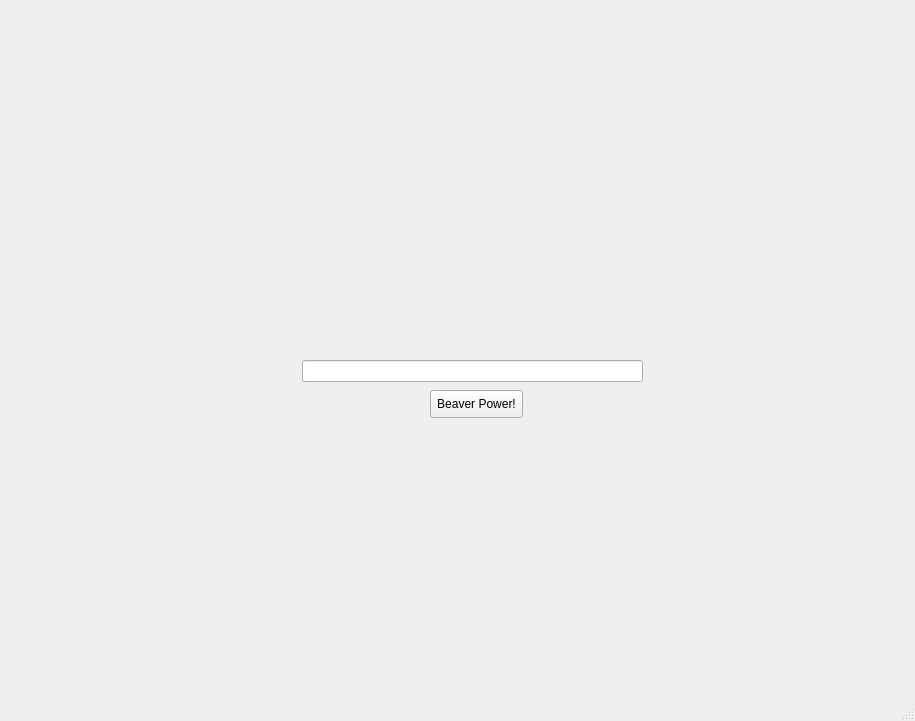
Above: BeaverBot.ui from vinnyasa/BeaverBot before the change. Below: the same form after it.
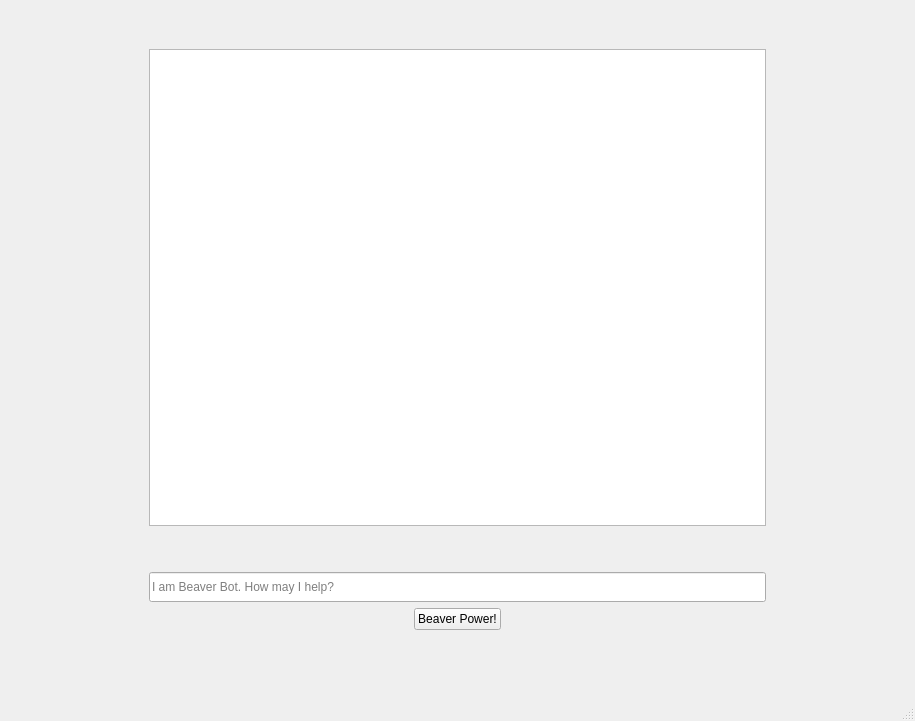
That is the form after the change. Icons and pictures are not drawn.

Commit message:
Beaver Bot v 1.0 Final GUI
Added the BeaverBotFinal.py file which contains the finalized GUI

What changed in the file:
```diff
--- a/BeaverBot.ui
+++ b/BeaverBot.ui
@@ -14,48 +14,319 @@
    <string>MainWindow</string>
   </property>
   <widget class="QWidget" name="centralwidget">
-   <widget class="QLabel" name="label">
-    <property name="geometry">
-     <rect>
-      <x>330</x>
-      <y>70</y>
-      <width>271</width>
-      <height>261</height>
-     </rect>
-    </property>
-    <property name="toolTip">
-     <string>&lt;html&gt;&lt;head/&gt;&lt;body&gt;&lt;p&gt;Hello! I'm Beaver Bot!&lt;/p&gt;&lt;/body&gt;&lt;/html&gt;</string>
-    </property>
-    <property name="text">
-     <string>&lt;html&gt;&lt;head/&gt;&lt;body&gt;&lt;p align=&quot;center&quot;&gt;&lt;img src=&quot;:/BeaverImage/beaver.png&quot;/&gt;&lt;/p&gt;&lt;/body&gt;&lt;/html&gt;</string>
-    </property>
-   </widget>
-   <widget class="QLineEdit" name="lineEdit">
-    <property name="geometry">
-     <rect>
-      <x>302</x>
-      <y>360</y>
-      <width>341</width>
-      <height>22</height>
-     </rect>
-    </property>
-   </widget>
-   <widget class="QPushButton" name="pushButton">
-    <property name="geometry">
-     <rect>
-      <x>430</x>
-      <y>390</y>
-      <width>93</width>
-      <height>28</height>
-     </rect>
-    </property>
-    <property name="text">
-     <string>Beaver Power!</string>
-    </property>
-   </widget>
-   <zorder>pushButton</zorder>
-   <zorder>label</zorder>
-   <zorder>lineEdit</zorder>
+   <layout class="QGridLayout" name="gridLayout">
+    <item row="2" column="9">
+     <spacer name="verticalSpacer_9">
+      <property name="orientation">
+       <enum>Qt::Vertical</enum>
+      </property>
+      <property name="sizeHint" stdset="0">
+       <size>
+        <width>20</width>
+        <height>40</height>
+       </size>
+      </property>
+     </spacer>
+    </item>
+    <item row="2" column="11">
+     <spacer name="verticalSpacer_7">
+      <property name="orientation">
+       <enum>Qt::Vertical</enum>
+      </property>
+      <property name="sizeHint" stdset="0">
+       <size>
+        <width>20</width>
+        <height>40</height>
+       </size>
+      </property>
+     </spacer>
+    </item>
+    <item row="2" column="3">
+     <spacer name="verticalSpacer">
+      <property name="orientation">
+       <enum>Qt::Vertical</enum>
+      </property>
+      <property name="sizeHint" stdset="0">
+       <size>
+        <width>20</width>
+        <height>40</height>
+       </size>
+      </property>
+     </spacer>
+    </item>
+    <item row="0" column="7">
+     <widget class="QLabel" name="label">
+      <property name="toolTip">
+       <string>&lt;html&gt;&lt;head/&gt;&lt;body&gt;&lt;p&gt;Hello! I'm Beaver Bot!&lt;/p&gt;&lt;/body&gt;&lt;/html&gt;</string>
+      </property>
+      <property name="text">
+       <string>&lt;html&gt;&lt;head/&gt;&lt;body&gt;&lt;p align=&quot;center&quot;&gt;&lt;img src=&quot;:/BeaverImage/beaver.png&quot;/&gt;&lt;/p&gt;&lt;/body&gt;&lt;/html&gt;</string>
+      </property>
+     </widget>
+    </item>
+    <item row="2" column="7">
+     <widget class="QTextEdit" name="textEdit"/>
+    </item>
+    <item row="2" column="5">
+     <spacer name="verticalSpacer_5">
+      <property name="orientation">
+       <enum>Qt::Vertical</enum>
+      </property>
+      <property name="sizeHint" stdset="0">
+       <size>
+        <width>20</width>
+        <height>40</height>
+       </size>
+      </property>
+     </spacer>
+    </item>
+    <item row="2" column="12">
+     <spacer name="verticalSpacer_2">
+      <property name="orientation">
+       <enum>Qt::Vertical</enum>
+      </property>
+      <property name="sizeHint" stdset="0">
+       <size>
+        <width>20</width>
+        <height>40</height>
+       </size>
+      </property>
+     </spacer>
+    </item>
+    <item row="5" column="7">
+     <widget class="QLineEdit" name="lineEdit">
+      <property name="minimumSize">
+       <size>
+        <width>0</width>
+        <height>30</height>
+       </size>
+      </property>
+      <property name="toolTip">
+       <string>&lt;html&gt;&lt;head/&gt;&lt;body&gt;&lt;p&gt;I am Beaver Bot. How may I help?&lt;/p&gt;&lt;/body&gt;&lt;/html&gt;</string>
+      </property>
+      <property name="text">
+       <string/>
+      </property>
+      <property name="placeholderText">
+       <string>I am Beaver Bot. How may I help?</string>
+      </property>
+      <property name="clearButtonEnabled">
+       <bool>true</bool>
+      </property>
+     </widget>
+    </item>
+    <item row="4" column="7">
+     <spacer name="horizontalSpacer_3">
+      <property name="orientation">
+       <enum>Qt::Horizontal</enum>
+      </property>
+      <property name="sizeHint" stdset="0">
+       <size>
+        <width>40</width>
+        <height>20</height>
+       </size>
+      </property>
+     </spacer>
+    </item>
+    <item row="2" column="0">
+     <spacer name="verticalSpacer_4">
+      <property name="orientation">
+       <enum>Qt::Vertical</enum>
+      </property>
+      <property name="sizeHint" stdset="0">
+       <size>
+        <width>20</width>
+        <height>40</height>
+       </size>
+      </property>
+     </spacer>
+    </item>
+    <item row="2" column="4">
+     <spacer name="verticalSpacer_6">
+      <property name="orientation">
+       <enum>Qt::Vertical</enum>
+      </property>
+      <property name="sizeHint" stdset="0">
+       <size>
+        <width>20</width>
+        <height>40</height>
+       </size>
+      </property>
+     </spacer>
+    </item>
+    <item row="2" column="14">
+     <spacer name="verticalSpacer_10">
+      <property name="orientation">
+       <enum>Qt::Vertical</enum>
+      </property>
+      <property name="sizeHint" stdset="0">
+       <size>
+        <width>20</width>
+        <height>40</height>
+       </size>
+      </property>
+     </spacer>
+    </item>
+    <item row="2" column="13">
+     <spacer name="verticalSpacer_8">
+      <property name="orientation">
+       <enum>Qt::Vertical</enum>
+      </property>
+      <property name="sizeHint" stdset="0">
+       <size>
+        <width>20</width>
+        <height>40</height>
+       </size>
+      </property>
+     </spacer>
+    </item>
+    <item row="2" column="6">
+     <spacer name="verticalSpacer_3">
+      <property name="orientation">
+       <enum>Qt::Vertical</enum>
+      </property>
+      <property name="sizeHint" stdset="0">
+       <size>
+        <width>20</width>
+        <height>40</height>
+       </size>
+      </property>
+     </spacer>
+    </item>
+    <item row="2" column="8">
+     <spacer name="verticalSpacer_14">
+      <property name="orientation">
+       <enum>Qt::Vertical</enum>
+      </property>
+      <property name="sizeHint" stdset="0">
+       <size>
+        <width>20</width>
+        <height>40</height>
+       </size>
+      </property>
+     </spacer>
+    </item>
+    <item row="2" column="1">
+     <spacer name="verticalSpacer_11">
+      <property name="orientation">
+       <enum>Qt::Vertical</enum>
+      </property>
+      <property name="sizeHint" stdset="0">
+       <size>
+        <width>20</width>
+        <height>40</height>
+       </size>
+      </property>
+     </spacer>
+    </item>
+    <item row="6" column="7" alignment="Qt::AlignHCenter">
+     <widget class="QPushButton" name="pushButton">
+      <property name="maximumSize">
+       <size>
+        <width>100</width>
+        <height>30</height>
+       </size>
+      </property>
+      <property name="toolTip">
+       <string>&lt;html&gt;&lt;head/&gt;&lt;body&gt;&lt;p&gt;Beaver Bot to the Rescue!&lt;/p&gt;&lt;/body&gt;&lt;/html&gt;</string>
+      </property>
+      <property name="text">
+       <string>Beaver Power!</string>
+      </property>
+     </widget>
+    </item>
+    <item row="2" column="10">
+     <spacer name="verticalSpacer_12">
+      <property name="orientation">
+       <enum>Qt::Vertical</enum>
+      </property>
+      <property name="sizeHint" stdset="0">
+       <size>
+        <width>20</width>
+        <height>40</height>
+       </size>
+      </property>
+     </spacer>
+    </item>
+    <item row="3" column="7">
+     <spacer name="horizontalSpacer_2">
+      <property name="orientation">
+       <enum>Qt::Horizontal</enum>
+      </property>
+      <property name="sizeHint" stdset="0">
+       <size>
+        <width>40</width>
+        <height>20</height>
+       </size>
+      </property>
+     </spacer>
+    </item>
+    <item row="2" column="2">
+     <spacer name="verticalSpacer_13">
+      <property name="orientation">
+       <enum>Qt::Vertical</enum>
+      </property>
+      <property name="sizeHint" stdset="0">
+       <size>
+        <width>20</width>
+        <height>40</height>
+       </size>
+      </property>
+     </spacer>
+    </item>
+    <item row="8" column="7">
+     <spacer name="horizontalSpacer_9">
+      <property name="orientation">
+       <enum>Qt::Horizontal</enum>
+      </property>
+      <property name="sizeHint" stdset="0">
+       <size>
+        <width>40</width>
+        <height>20</height>
+       </size>
+      </property>
+     </spacer>
+    </item>
+    <item row="9" column="7">
+     <spacer name="horizontalSpacer_5">
+      <property name="orientation">
+       <enum>Qt::Horizontal</enum>
+      </property>
+      <property name="sizeHint" stdset="0">
+       <size>
+        <width>40</width>
+        <height>20</height>
+       </size>
+      </property>
+     </spacer>
+    </item>
+    <item row="7" column="7">
+     <spacer name="horizontalSpacer">
+      <property name="orientation">
+       <enum>Qt::Horizontal</enum>
+      </property>
+      <property name="sizeHint" stdset="0">
+       <size>
+        <width>40</width>
+        <height>20</height>
+       </size>
+      </property>
+     </spacer>
+    </item>
+    <item row="1" column="7">
+     <spacer name="horizontalSpacer_4">
+      <property name="orientation">
+       <enum>Qt::Horizontal</enum>
+      </property>
+      <property name="sizeHint" stdset="0">
+       <size>
+        <width>40</width>
+        <height>20</height>
+       </size>
+      </property>
+     </spacer>
+    </item>
+   </layout>
   </widget>
   <widget class="QMenuBar" name="menubar">
    <property name="geometry">
```
Left out of the diff: 4 changed lines with no effect on the pictures. The commit also changes 1 other file.
